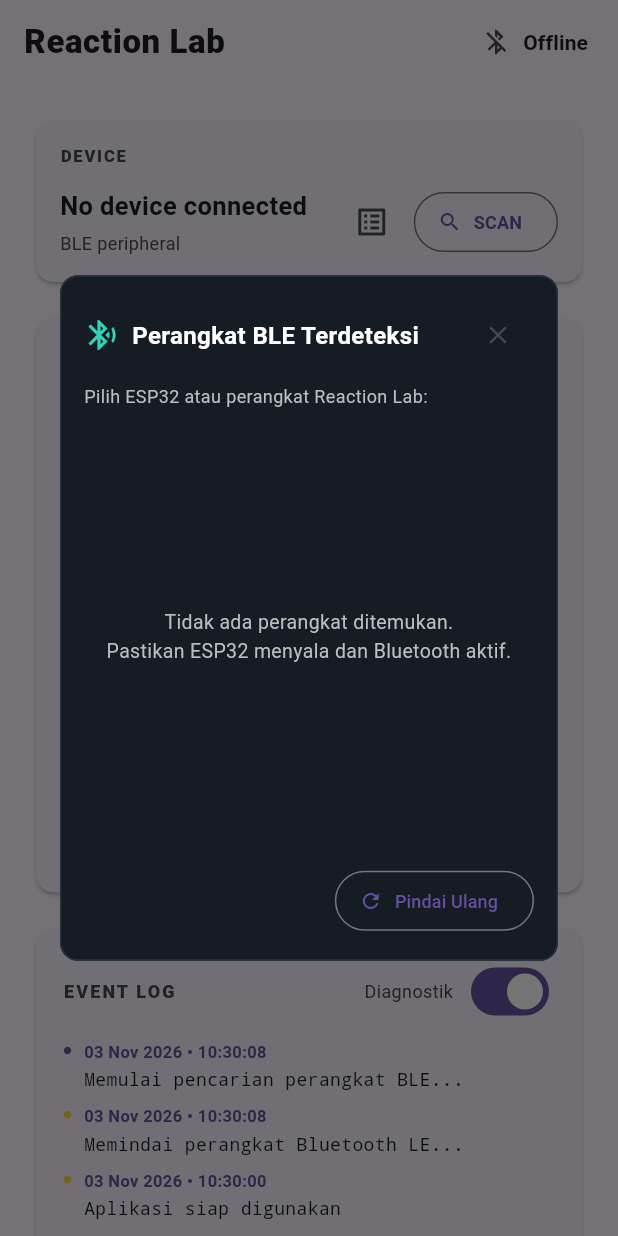
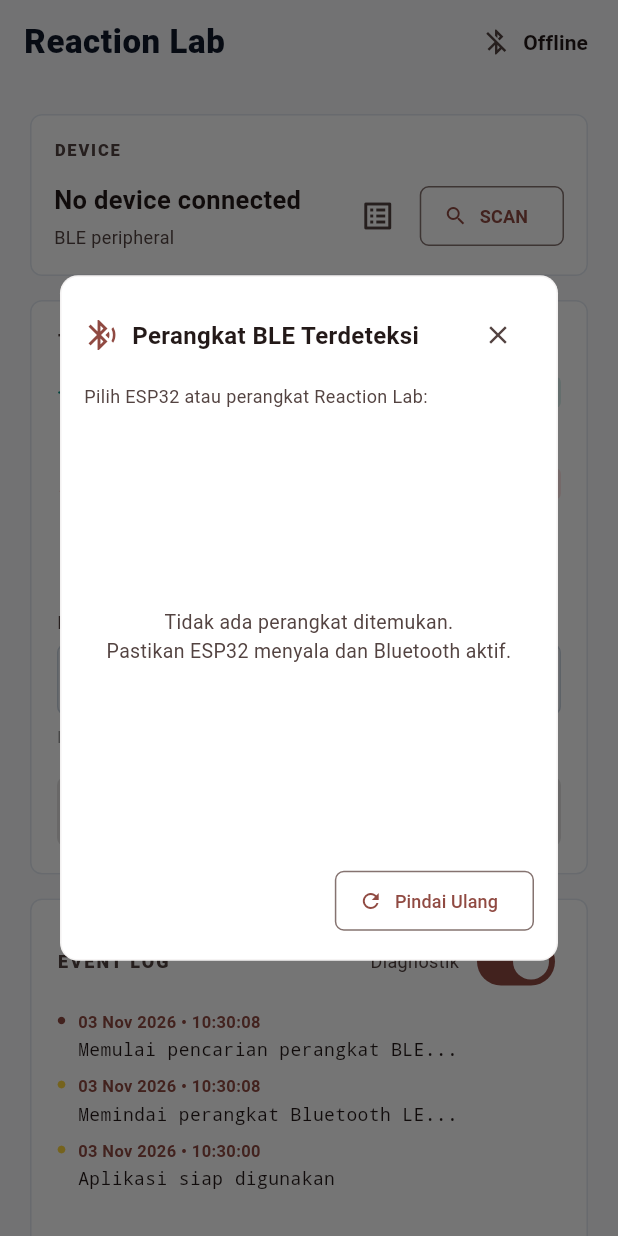
Before and after one commit to evangelionxyz/Reaction-Lab, a Flutter app: the screen it shows after launch, after a tap on the "list alt" icon, on a phone screen of 412 x 824 dp. Run offline on Flutter 3.47's test engine with Material 3 defaults, Android fonts, the phone set to English and light mode, and no system bars; our stand-ins replace file_picker, flutter_blue_plus.

Commit message:
Redesign the UI

```diff
--- a/lib/core/theme/app_theme.dart
+++ b/lib/core/theme/app_theme.dart
@@ -1,13 +1,81 @@
 import 'package:flutter/material.dart';
 
 class AppTheme {
-  static const Color seedColor = Color(0xff35d0ba);
-  static const Color backgroundColor = Color(0xff0d1117);
-  static const Color cardColor = Color(0xff151c24);
-  static const Color borderColor = Color(0xff26323d);
-  static const Color inputFillColor = Color(0xff111820);
-  static const Color inputBorderColor = Color(0xff33404c);
-  static const Color textColor = Color(0xfff1f5f9);
+  // AHM Red Color
+  static const Color seedColor = Color(0xFFE50012);
+
+  // Dark Theme Colors
+  static const Color darkBackgroundColor = Color(0xff0d1117);
+  static const Color darkCardColor = Color(0xff151c24);
+  static const Color darkBorderColor = Color(0xff26323d);
+  static const Color darkInputFillColor = Color(0xff111820);
+  static const Color darkInputBorderColor = Color(0xff33404c);
+  static const Color darkTextColor = Color(0xfff1f5f9);
+
+  // Light Theme Colors
+  static const Color lightBackgroundColor = Color(0xfff8f9fa);
+  static const Color lightCardColor = Color(0xffffffff);
+  static const Color lightBorderColor = Color(0xffe2e8f0);
+  static const Color lightInputFillColor = Color(0xfff1f5f9);
+  static const Color lightInputBorderColor = Color(0xffcbd5e1);
+  static const Color lightTextColor = Color(0xff0f172a);
+
+  static ThemeData get lightTheme {
+    final scheme = ColorScheme.fromSeed(
+      seedColor: seedColor,
+      brightness: Brightness.light,
+    );
+
+    return ThemeData(
+      colorScheme: scheme,
+      useMaterial3: true,
+      scaffoldBackgroundColor: lightBackgroundColor,
+      appBarTheme: const AppBarTheme(
+        backgroundColor: lightBackgroundColor,
+        foregroundColor: lightTextColor,
+        elevation: 0,
+      ),
+      cardTheme: const CardThemeData(
+        color: lightCardColor,
+        margin: EdgeInsets.zero,
+        elevation: 0,
+        shape: RoundedRectangleBorder(
+          borderRadius: BorderRadius.all(Radius.circular(8)),
+          side: BorderSide(color: lightBorderColor),
+        ),
+      ),
+      inputDecorationTheme: const InputDecorationTheme(
+        filled: true,
+        fillColor: lightInputFillColor,
+        border: OutlineInputBorder(
+          borderRadius: BorderRadius.all(Radius.circular(6)),
+          borderSide: BorderSide(color: lightInputBorderColor),
+        ),
+        enabledBorder: OutlineInputBorder(
+          borderRadius: BorderRadius.all(Radius.circular(6)),
+          borderSide: BorderSide(color: lightInputBorderColor),
+        ),
+        focusedBorder: OutlineInputBorder(
+          borderRadius: BorderRadius.all(Radius.circular(6)),
+          borderSide: BorderSide(color: seedColor),
+        ),
+      ),
+      filledButtonTheme: FilledButtonThemeData(
+        style: FilledButton.styleFrom(
+          shape: RoundedRectangleBorder(
+            borderRadius: BorderRadius.circular(6),
+          ),
+        ),
+      ),
+      outlinedButtonTheme: OutlinedButtonThemeData(
+        style: OutlinedButton.styleFrom(
+          shape: RoundedRectangleBorder(
+            borderRadius: BorderRadius.circular(6),
+          ),
+        ),
+      ),
+    );
+  }
 
   static ThemeData get darkTheme {
     final scheme = ColorScheme.fromSeed(
@@ -18,31 +86,31 @@ class AppTheme {
     return ThemeData(
       colorScheme: scheme,
       useMaterial3: true,
-      scaffoldBackgroundColor: backgroundColor,
+      scaffoldBackgroundColor: darkBackgroundColor,
       appBarTheme: const AppBarTheme(
-        backgroundColor: backgroundColor,
-        foregroundColor: textColor,
+        backgroundColor: darkBackgroundColor,
+        foregroundColor: darkTextColor,
         elevation: 0,
       ),
       cardTheme: const CardThemeData(
-        color: cardColor,
+        color: darkCardColor,
         margin: EdgeInsets.zero,
         elevation: 0,
         shape: RoundedRectangleBorder(
           borderRadius: BorderRadius.all(Radius.circular(8)),
-          side: BorderSide(color: borderColor),
+          side: BorderSide(color: darkBorderColor),
         ),
       ),
       inputDecorationTheme: const InputDecorationTheme(
         filled: true,
-        fillColor: inputFillColor,
+        fillColor: darkInputFillColor,
         border: OutlineInputBorder(
           borderRadius: BorderRadius.all(Radius.circular(6)),
-          borderSide: BorderSide(color: inputBorderColor),
+          borderSide: BorderSide(color: darkInputBorderColor),
         ),
         enabledBorder: OutlineInputBorder(
           borderRadius: BorderRadius.all(Radius.circular(6)),
-          borderSide: BorderSide(color: inputBorderColor),
+          borderSide: BorderSide(color: darkInputBorderColor),
         ),
         focusedBorder: OutlineInputBorder(
           borderRadius: BorderRadius.all(Radius.circular(6)),
--- a/lib/ui/widgets/device_picker_dialog.dart
+++ b/lib/ui/widgets/device_picker_dialog.dart
@@ -17,11 +17,14 @@ class DevicePickerDialog extends StatelessWidget {
 
   @override
   Widget build(BuildContext context) {
+    final theme = Theme.of(context);
+    final colorScheme = theme.colorScheme;
+
     return Dialog(
-      backgroundColor: const Color(0xff151c24),
+      backgroundColor: theme.cardTheme.color ?? theme.cardColor,
       shape: RoundedRectangleBorder(
         borderRadius: BorderRadius.circular(12),
-        side: const BorderSide(color: Color(0xff26323d)),
+        side: BorderSide(color: theme.dividerColor.withValues(alpha: 0.1)),
       ),
       child: Padding(
         padding: const EdgeInsets.all(16),
@@ -34,14 +37,14 @@ class DevicePickerDialog extends StatelessWidget {
               children: [
                 Row(
                   children: [
-                    const Icon(Icons.bluetooth_searching, color: Color(0xff35d0ba)),
+                    Icon(Icons.bluetooth_searching, color: colorScheme.primary),
                     const SizedBox(width: 8),
-                    const Text(
+                    Text(
                       'Perangkat BLE Terdeteksi',
                       style: TextStyle(
                         fontSize: 16,
                         fontWeight: FontWeight.w700,
-                        color: Colors.white,
+                        color: colorScheme.onSurface,
                       ),
                     ),
                   ],
@@ -55,7 +58,7 @@ class DevicePickerDialog extends StatelessWidget {
             const SizedBox(height: 8),
             Text(
               'Pilih ESP32 atau perangkat Reaction Lab:',
-              style: TextStyle(fontSize: 12, color: Colors.grey[400]),
+              style: TextStyle(fontSize: 12, color: colorScheme.onSurfaceVariant),
             ),
             const SizedBox(height: 12),
             ConstrainedBox(
@@ -69,15 +72,15 @@ class DevicePickerDialog extends StatelessWidget {
                               ? 'Mencari perangkat BLE di sekitar...'
                               : 'Tidak ada perangkat ditemukan.\nPastikan ESP32 menyala dan Bluetooth aktif.',
                           textAlign: TextAlign.center,
-                          style: TextStyle(fontSize: 13, color: Colors.grey[400]),
+                          style: TextStyle(fontSize: 13, color: colorScheme.onSurfaceVariant),
                         ),
                       ),
                     )
                   : ListView.separated(
                       shrinkWrap: true,
                       itemCount: devices.length,
-                      separatorBuilder: (_, _) => const Divider(
-                        color: Color(0xff26323d),
+                      separatorBuilder: (_, _) => Divider(
+                        color: theme.dividerColor.withValues(alpha: 0.1),
                         height: 1,
                       ),
                       itemBuilder: (context, index) {
@@ -94,11 +97,11 @@ class DevicePickerDialog extends StatelessWidget {
                           contentPadding: const EdgeInsets.symmetric(horizontal: 4, vertical: 2),
                           leading: CircleAvatar(
                             backgroundColor: isTarget
-                                ? const Color(0xff35d0ba).withValues(alpha: 0.2)
-                                : const Color(0xff26323d),
+                                ? colorScheme.primary.withValues(alpha: 0.2)
+                                : colorScheme.onSurface.withValues(alpha: 0.1),
                             child: Icon(
                               Icons.devices,
-                              color: isTarget ? const Color(0xff35d0ba) : Colors.grey,
+                              color: isTarget ? colorScheme.primary : colorScheme.onSurfaceVariant,
                               size: 18,
                             ),
                           ),
@@ -106,13 +109,13 @@ class DevicePickerDialog extends StatelessWidget {
                             name,
                             style: TextStyle(
                               fontWeight: isTarget ? FontWeight.bold : FontWeight.w500,
-                              color: isTarget ? const Color(0xff35d0ba) : Colors.white,
+                              color: isTarget ? colorScheme.primary : colorScheme.onSurface,
                               fontSize: 14,
                             ),
                           ),
                           subtitle: Text(
                             '${item.device.remoteId} • RSSI: ${item.rssi} dBm',
-                            style: TextStyle(fontSize: 11, color: Colors.grey[500]),
+                            style: TextStyle(fontSize: 11, color: colorScheme.onSurfaceVariant),
                           ),
                           trailing: FilledButton(
                             style: FilledButton.styleFrom(
--- a/lib/ui/widgets/reaction_history_card.dart
+++ b/lib/ui/widgets/reaction_history_card.dart
@@ -92,8 +92,8 @@ class ReactionHistoryCard extends StatelessWidget {
                     shrinkWrap: true,
                     physics: const NeverScrollableScrollPhysics(),
                     itemCount: history.length,
-                    separatorBuilder: (_, _) => const Divider(
-                      color: Color(0xff26323d),
+                    separatorBuilder: (_, _) => Divider(
+                      color: theme.dividerColor.withValues(alpha: 0.1),
                       height: 1,
                     ),
                     itemBuilder: (context, index) {
--- a/lib/ui/widgets/test_settings_card.dart
+++ b/lib/ui/widgets/test_settings_card.dart
@@ -104,7 +104,7 @@ class _TestSettingsCardState extends State<TestSettingsCard> {
             const SizedBox(height: 16),
 
             // Green Brightness (Percentage 0-100%)
-            _buildBrightnessSlider(
+            _BrightnessSlider(
               label: 'Green brightness',
               value: widget.greenPercent,
               color: Colors.teal,
@@ -114,7 +114,7 @@ class _TestSettingsCardState extends State<TestSettingsCard> {
             const SizedBox(height: 12),
 
             // Red Brightness (Percentage 0-100%)
-            _buildBrightnessSlider(
+            _BrightnessSlider(
               label: 'Red brightness',
               value: widget.redPercent,
               color: Colors.redAccent,
@@ -161,11 +161,14 @@ class _TestSettingsCardState extends State<TestSettingsCard> {
                         inputFormatters: [
                           FilteringTextInputFormatter.allow(RegExp(r'^\d*\.?\d*')),
                         ],
-                        decoration: const InputDecoration(
+                        decoration: InputDecoration(
                           suffixText: 's',
                           hintText: '3',
+                          hintStyle: TextStyle(
+                            color: colorScheme.onSurfaceVariant.withValues(alpha: 0.4),
+                          ),
                           isDense: true,
-                          contentPadding: EdgeInsets.symmetric(horizontal: 12, vertical: 12),
+                          contentPadding: const EdgeInsets.symmetric(horizontal: 12, vertical: 12),
                         ),
                         onChanged: (_) => _onTimeFieldChanged(),
                       ),
@@ -191,11 +194,14 @@ class _TestSettingsCardState extends State<TestSettingsCard> {
                         inputFormatters: [
                           FilteringTextInputFormatter.allow(RegExp(r'^\d*\.?\d*')),
                         ],
-                        decoration: const InputDecoration(
+                        decoration: InputDecoration(
                           suffixText: 's',
                           hintText: '6',
+                          hintStyle: TextStyle(
+                            color: colorScheme.onSurfaceVariant.withValues(alpha: 0.4),
+                          ),
                           isDense: true,
-                          contentPadding: EdgeInsets.symmetric(horizontal: 12, vertical: 12),
+                          contentPadding: const EdgeInsets.symmetric(horizontal: 12, vertical: 12),
                         ),
                         onChanged: (_) => _onTimeFieldChanged(),
                       ),
@@ -228,25 +234,56 @@ class _TestSettingsCardState extends State<TestSettingsCard> {
       ),
     );
   }
+}
 
-  /// Clean, responsive brightness control that will never wrap letters vertically
-  Widget _buildBrightnessSlider({
-    required String label,
-    required int value,
-    required Color color,
-    required IconData icon,
-    required ValueChanged<int> onChanged,
-  }) {
+class _BrightnessSlider extends StatefulWidget {
+  final String label;
+  final int value;
+  final Color color;
+  final IconData icon;
+  final ValueChanged<int> onChanged;
+
+  const _BrightnessSlider({
+    required this.label,
+    required this.value,
+    required this.color,
+    required this.icon,
+    required this.onChanged,
+  });
+
+  @override
+  State<_BrightnessSlider> createState() => _BrightnessSliderState();
+}
+
+class _BrightnessSliderState extends State<_BrightnessSlider> {
+  late int _localValue;
+
+  @override
+  void initState() {
+    super.initState();
+    _localValue = widget.value;
+  }
+
+  @override
+  void didUpdateWidget(covariant _BrightnessSlider oldWidget) {
+    super.didUpdateWidget(oldWidget);
+    if (oldWidget.value != widget.value) {
+      _localValue = widget.value;
+    }
+  }
+
+  @override
+  Widget build(BuildContext context) {
     return Column(
       crossAxisAlignment: CrossAxisAlignment.stretch,
       children: [
         Row(
           children: [
-            Icon(icon, color: color, size: 18),
+            Icon(widget.icon, color: widget.color, size: 18),
             const SizedBox(width: 8),
             Expanded(
               child: Text(
-                label,
+                widget.label,
                 style: const TextStyle(
                   fontSize: 13,
                   fontWeight: FontWeight.w600,
@@ -257,13 +294,13 @@ class _TestSettingsCardState extends State<TestSettingsCard> {
             Container(
               padding: const EdgeInsets.symmetric(horizontal: 8, vertical: 2),
               decoration: BoxDecoration(
-                color: color.withValues(alpha: 0.15),
+                color: widget.color.withValues(alpha: 0.15),
                 borderRadius: BorderRadius.circular(4),
               ),
               child: Text(
-                '$value%',
+                '$_localValue%',
                 style: TextStyle(
-                  color: color,
+                  color: widget.color,
                   fontWeight: FontWeight.w700,
                   fontSize: 12,
                 ),
@@ -278,13 +315,18 @@ class _TestSettingsCardState extends State<TestSettingsCard> {
             overlayShape: const RoundSliderOverlayShape(overlayRadius: 14),
           ),
           child: Slider(
-            value: value.toDouble(),
+            value: _localValue.toDouble(),
             min: 0,
             max: 100,
             divisions: 100,
-            activeColor: color,
-            inactiveColor: color.withValues(alpha: 0.2),
-            onChanged: (val) => onChanged(val.round()),
+            activeColor: widget.color,
+            inactiveColor: widget.color.withValues(alpha: 0.2),
+            onChanged: (val) {
+              setState(() => _localValue = val.round());
+            },
+            onChangeEnd: (val) {
+              widget.onChanged(val.round());
+            },
           ),
         ),
       ],
```
Also changed, not shown: 31 other files.
